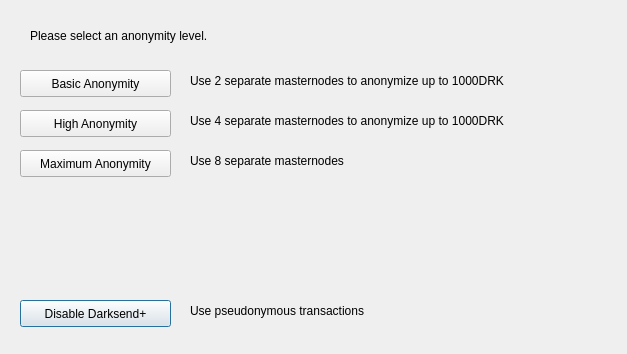
Qt form src/qt/forms/darksendconfig.ui (NarubyRiverlione/Spice) before a commit.
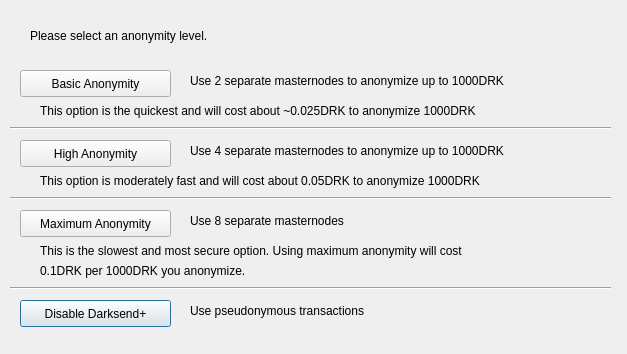
The same form after that commit.

Commit message: completed basic configuration option at boot

Patch:
```diff
--- a/src/qt/forms/darksendconfig.ui
+++ b/src/qt/forms/darksendconfig.ui
@@ -43,7 +43,7 @@
    <property name="geometry">
     <rect>
      <x>20</x>
-     <y>110</y>
+     <y>140</y>
      <width>151</width>
      <height>27</height>
     </rect>
@@ -56,7 +56,7 @@
    <property name="geometry">
     <rect>
      <x>20</x>
-     <y>150</y>
+     <y>210</y>
      <width>151</width>
      <height>27</height>
     </rect>
@@ -95,7 +95,7 @@
    <property name="geometry">
     <rect>
      <x>190</x>
-     <y>110</y>
+     <y>140</y>
      <width>411</width>
      <height>21</height>
     </rect>
@@ -108,7 +108,7 @@
    <property name="geometry">
     <rect>
      <x>190</x>
-     <y>150</y>
+     <y>210</y>
      <width>421</width>
      <height>21</height>
     </rect>
@@ -130,6 +130,97 @@
     <string>Use pseudonymous transactions</string>
    </property>
   </widget>
+  <widget class="QLabel" name="label_6">
+   <property name="geometry">
+    <rect>
+     <x>40</x>
+     <y>100</y>
+     <width>561</width>
+     <height>21</height>
+    </rect>
+   </property>
+   <property name="text">
+    <string>This option is the quickest and will cost about ~0.025DRK to anonymize 1000DRK</string>
+   </property>
+  </widget>
+  <widget class="QLabel" name="label_7">
+   <property name="geometry">
+    <rect>
+     <x>40</x>
+     <y>170</y>
+     <width>561</width>
+     <height>21</height>
+    </rect>
+   </property>
+   <property name="text">
+    <string>This option is moderately fast and will cost about 0.05DRK to anonymize 1000DRK</string>
+   </property>
+  </widget>
+  <widget class="QLabel" name="label_8">
+   <property name="geometry">
+    <rect>
+     <x>40</x>
+     <y>240</y>
+     <width>561</width>
+     <height>21</height>
+    </rect>
+   </property>
+   <property name="text">
+    <string>This is the slowest and most secure option. Using maximum anonymity will cost</string>
+   </property>
+  </widget>
+  <widget class="QLabel" name="label_9">
+   <property name="geometry">
+    <rect>
+     <x>40</x>
+     <y>260</y>
+     <width>561</width>
+     <height>21</height>
+    </rect>
+   </property>
+   <property name="text">
+    <string>0.1DRK per 1000DRK you anonymize.</string>
+   </property>
+  </widget>
+  <widget class="Line" name="line">
+   <property name="geometry">
+    <rect>
+     <x>10</x>
+     <y>120</y>
+     <width>601</width>
+     <height>16</height>
+    </rect>
+   </property>
+   <property name="orientation">
+    <enum>Qt::Horizontal</enum>
+   </property>
+  </widget>
+  <widget class="Line" name="line_2">
+   <property name="geometry">
+    <rect>
+     <x>10</x>
+     <y>190</y>
+     <width>601</width>
+     <height>16</height>
+    </rect>
+   </property>
+   <property name="orientation">
+    <enum>Qt::Horizontal</enum>
+   </property>
+  </widget>
+  <widget class="Line" name="line_3">
+   <property name="geometry">
+    <rect>
+     <x>10</x>
+     <y>280</y>
+     <width>601</width>
+     <height>16</height>
+    </rect>
+   </property>
+   <property name="orientation">
+    <enum>Qt::Horizontal</enum>
+   </property>
+  </widget>
  </widget>
  <resources/>
  <connections/>
```
Left out of the diff: 2 changed lines with no effect on the pictures. The commit also changes 3 other files.
